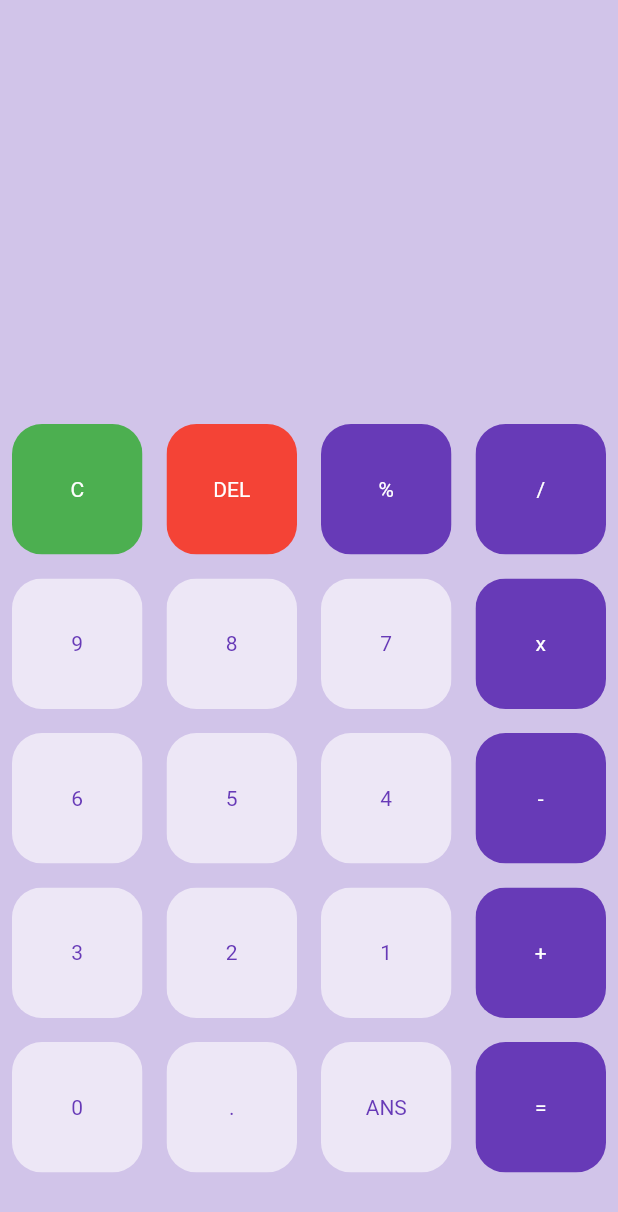
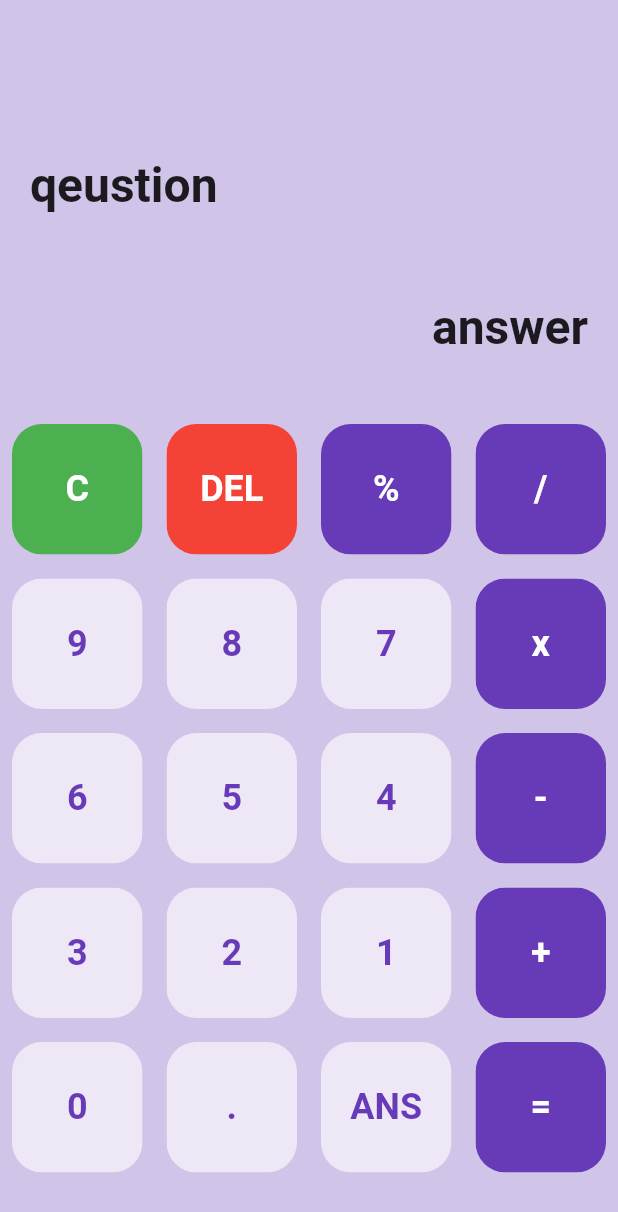
Before and after one commit to paxFortuna/Calculator-mathExpression, a Flutter app: the screen it shows after launch, on a phone screen of 412 x 824 dp. Shown: the top 1212 px of the screen. Run offline on Flutter 3.47's test engine with Material 2 defaults, Android fonts, the phone set to English and light mode, and no system bars.

Commit message:
feat: q&a variable, text_refactor

```diff
--- a/lib/buttons.dart
+++ b/lib/buttons.dart
@@ -23,7 +23,10 @@ class MyButton extends StatelessWidget {
           child: Center(
             child: Text(
               buttonText,
-              style: TextStyle(color: textColor),
+              style: TextStyle(color: textColor,
+                  fontSize: 24,
+                  fontWeight: FontWeight.bold,
+                ),
             ),
           ),
         ),
--- a/lib/main.dart
+++ b/lib/main.dart
@@ -27,6 +27,9 @@ class HomePage extends StatefulWidget {
 }
 
 class _HomePageState extends State<HomePage> {
+  var userQeustion = 'qeustion';
+  var userAnswer = 'answer';
+
   final List<String> buttons = [
     'C',
     'DEL',
@@ -57,7 +60,34 @@ class _HomePageState extends State<HomePage> {
       body: Column(
         children: [
           Expanded(
-            child: Container(),
+            child: Container(
+              child: Column(
+                mainAxisAlignment: MainAxisAlignment.spaceEvenly,
+                children: [
+                  const SizedBox(height: 50),
+                  Container(
+                    padding: const EdgeInsets.all(20),
+                    alignment: Alignment.centerLeft,
+                    child: Text(
+                      userQeustion,
+                      style: const TextStyle(
+                        fontSize: 32,
+                        fontWeight: FontWeight.bold,
+                      ),
+                    ),
+                  ),
+                  Container(
+                    padding: const EdgeInsets.all(20),
+                    alignment: Alignment.centerRight,
+                    child: Text(userAnswer,
+                      style: const TextStyle(
+                        fontSize: 32,
+                        fontWeight: FontWeight.bold,
+                      ),),
+                  ),
+                ],
+              ),
+            ),
           ),
           Expanded(
             flex: 2,
@@ -67,13 +97,13 @@ class _HomePageState extends State<HomePage> {
                     crossAxisCount: 4),
                 itemCount: buttons.length,
                 itemBuilder: (context, index) {
-                  if(index == 0) {
+                  if (index == 0) {
                     return MyButton(
                       buttonText: buttons[index],
                       color: Colors.green,
                       textColor: Colors.white,
                     );
-                  } else if(index == 1) {
+                  } else if (index == 1) {
                     return MyButton(
                       buttonText: buttons[index],
                       color: Colors.red,
@@ -85,12 +115,11 @@ class _HomePageState extends State<HomePage> {
                       color: isOperator(buttons[index])
                           ? Colors.deepPurple
                           : Colors.deepPurple[50],
-                      textColor:  isOperator(buttons[index])
+                      textColor: isOperator(buttons[index])
                           ? Colors.white
                           : Colors.deepPurple,
                     );
                   }
-
                 },
               ),
             ),
```
